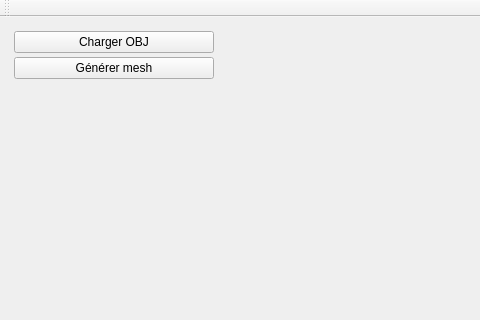
This is mod/starterLight/mainwindow.ui in theo-poujol/TP_MG as Qt 5 draws it before an edit; both pictures show x 0 to 480 and y 0 to 320 of the 632 by 408 pixel window. The edited form follows.
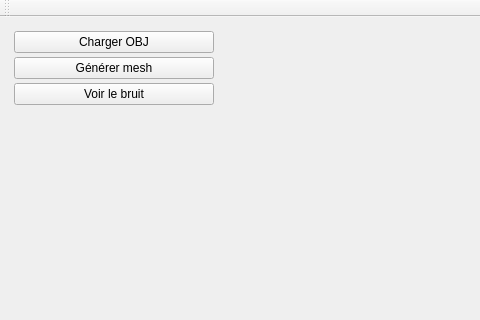
This is the edited form. Custom widgets are drawn as their Qt base class.

Commit message: Détecter le bruit

Diff of the .ui file:
```diff
--- a/mod/starterLight/mainwindow.ui
+++ b/mod/starterLight/mainwindow.ui
@@ -65,6 +65,13 @@
          </property>
         </widget>
        </item>
+       <item>
+        <widget class="QPushButton" name="pushButton_voirBruit">
+         <property name="text">
+          <string>Voir le bruit</string>
+         </property>
+        </widget>
+       </item>
        <item>
         <spacer name="verticalSpacer">
          <property name="orientation">
```
The commit also changes 2 other files.
